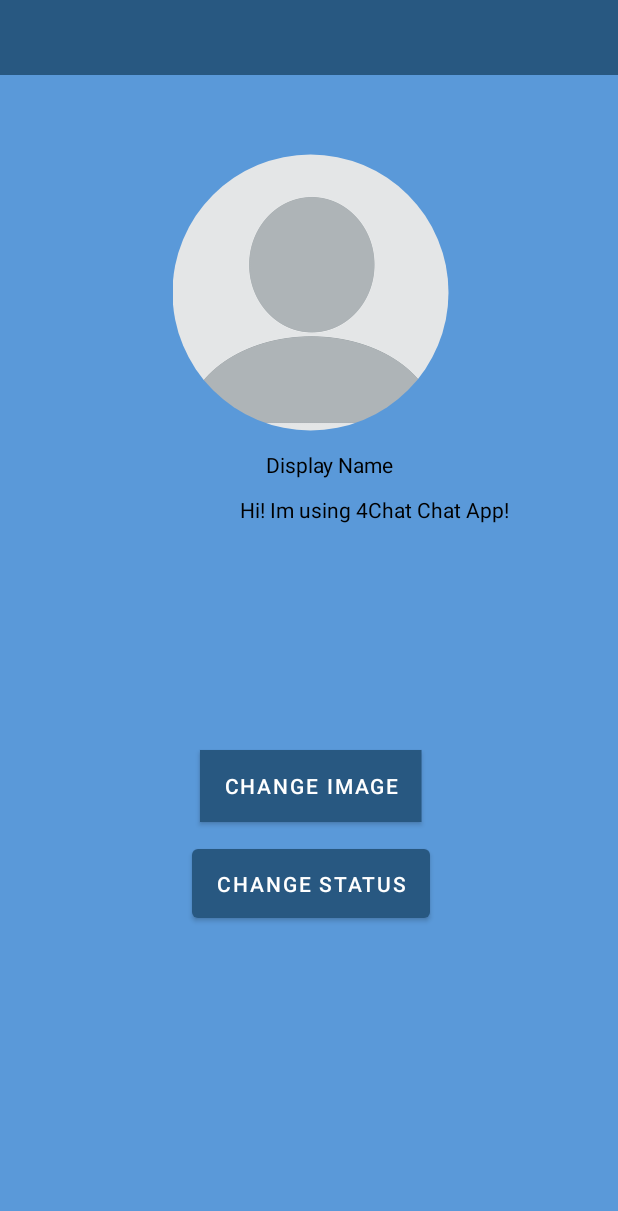
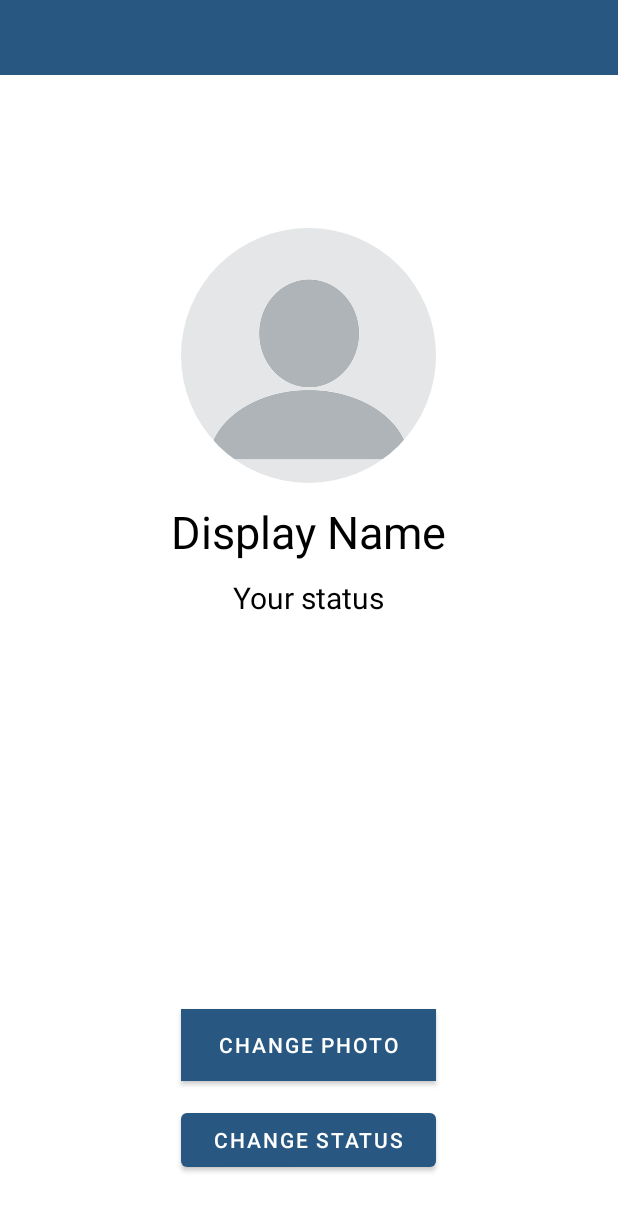
Before and after one commit to robertov92/4Chat, an Android app: the layout activity_settings.xml on its own in the app's theme, with its tools: preview values and no code run, on a phone screen of 412 x 824 dp. Shown: the top 1211 px of the screen. Run offline under Robolectric (Android 15) with nearby library versions, the phone set to English and light mode, and no system bars.

Commit message:
Fixed bugs

```diff
--- a/app/src/main/java/team4/cs246/UsersActivity.java
+++ b/app/src/main/java/team4/cs246/UsersActivity.java
@@ -81,7 +81,7 @@ public class UsersActivity extends AppCompatActivity {
 
                 usersViewHolder.setName(users.getName());
                 usersViewHolder.setUserStatus(users.getStatus());
-                //usersViewHolder.setUserImage(users.getThumb_image(), getApplicationContext());
+                usersViewHolder.setUserImage(users.getImage(), getApplicationContext());
 
 
                 String user_id = getRef(i).getKey();
--- a/app/src/main/res/layout/activity_profile.xml
+++ b/app/src/main/res/layout/activity_profile.xml
@@ -10,6 +10,10 @@
         android:id="@+id/profile_displayName"
         android:layout_width="wrap_content"
         android:layout_height="wrap_content"
+        android:layout_centerInParent="false"
+        android:layout_centerHorizontal="false"
+        android:layout_centerVertical="false"
+        android:gravity="center|center_horizontal"
         android:text="Display Profile Name"
         android:textSize="25sp"
         android:translationX="95dp"
@@ -37,7 +41,6 @@
         android:id="@+id/profile_totalFriends"
         android:layout_width="wrap_content"
         android:layout_height="wrap_content"
-        android:text="Total Friends"
         android:translationX="180dp"
         android:translationY="500dp" />
 
--- a/app/src/main/res/layout/activity_settings.xml
+++ b/app/src/main/res/layout/activity_settings.xml
@@ -5,6 +5,8 @@
     android:layout_width="match_parent"
     android:layout_height="match_parent"
     android:background="@color/lighter_blue"
+    android:backgroundTint="#FFFFFF"
+    android:theme="@style/AlertDialog.AppCompat.Light"
     tools:context=".SettingsActivity">
 
     <androidx.appcompat.widget.Toolbar
@@ -21,51 +23,57 @@
 
     <de.hdodenhof.circleimageview.CircleImageView
         android:id="@+id/settings_image"
-        android:layout_width="184dp"
-        android:layout_height="214dp"
-        android:background="@color/lighter_blue"
+        android:layout_width="170dp"
+        android:layout_height="170dp"
+        android:layout_alignParentTop="true"
+        android:layout_centerHorizontal="true"
+        android:layout_marginTop="64dp"
         android:src="@drawable/default_profile"
-        android:translationX="115dp"
         android:translationY="88dp" />
 
     <Button
         android:id="@+id/settings_image_btn"
-        android:layout_width="wrap_content"
+        android:layout_width="170dp"
         android:layout_height="wrap_content"
-        android:background="@color/white"
-        android:text="@string/change_image"
-        android:textColor="@color/white"
-        android:translationX="133dp"
-        android:translationY="500dp" />
+        android:layout_above="@+id/setting_status_btn"
+        android:layout_centerHorizontal="true"
+        android:layout_marginBottom="15dp"
+        android:background="@color/main_blue"
+        android:backgroundTint="#FFFFFF"
+        android:paddingLeft="20dp"
+        android:paddingRight="20dp"
+        android:text="Change photo" />
 
     <Button
         android:id="@+id/setting_status_btn"
-        android:layout_width="wrap_content"
+        android:layout_width="170dp"
         android:layout_height="wrap_content"
-        android:paddingTop="13dp"
-        android:paddingBottom="13dp"
-        android:text="@string/change_status"
-        android:translationX="128dp"
-        android:translationY="560dp"
-        app:iconPadding="50dp" />
+        android:layout_alignParentBottom="true"
+        android:layout_centerHorizontal="true"
+        android:layout_marginBottom="40dp"
+        android:paddingLeft="20dp"
+        android:paddingRight="20dp"
+        android:text="Change status" />
 
     <TextView
         android:id="@+id/settings_display_name"
         android:layout_width="wrap_content"
         android:layout_height="wrap_content"
+        android:layout_below="@+id/settings_image"
+        android:layout_centerHorizontal="true"
+        android:layout_marginTop="100dp"
         android:text="@string/display_name"
-        android:textColor="@android:color/black"
-        android:translationX="177dp"
-        android:translationY="300dp"
-        tools:text="@string/display_name" />
+        android:textColor="@color/black"
+        android:textSize="30dp" />
 
     <TextView
         android:id="@+id/settings_status"
         android:layout_width="wrap_content"
         android:layout_height="wrap_content"
-        android:text="@string/default_message"
-        android:textColor="@android:color/black"
-        android:translationX="160dp"
-        android:translationY="330dp" />
-
+        android:layout_below="@+id/settings_display_name"
+        android:layout_centerHorizontal="true"
+        android:layout_marginTop="10dp"
+        android:text="@string/your_status"
+        android:textColor="@color/black"
+        android:textSize="20dp" />
 </RelativeLayout>
```
